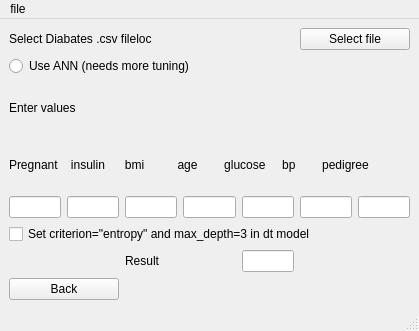
vivek6429/ml, file assignment 2 ui.ui: the form before one commit.
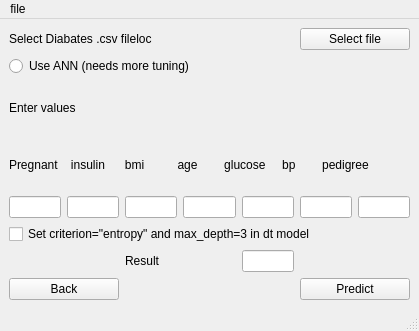
The form after the commit.

Patch:
```diff
--- a/assignment 2 ui.ui
+++ b/assignment 2 ui.ui
@@ -95,6 +95,13 @@
       </property>
      </widget>
     </item>
+    <item row="7" column="5" colspan="2">
+     <widget class="QPushButton" name="pushButton_predict">
+      <property name="text">
+       <string>Predict</string>
+      </property>
+     </widget>
+    </item>
    </layout>
   </widget>
   <widget class="QMenuBar" name="menubar">
```
